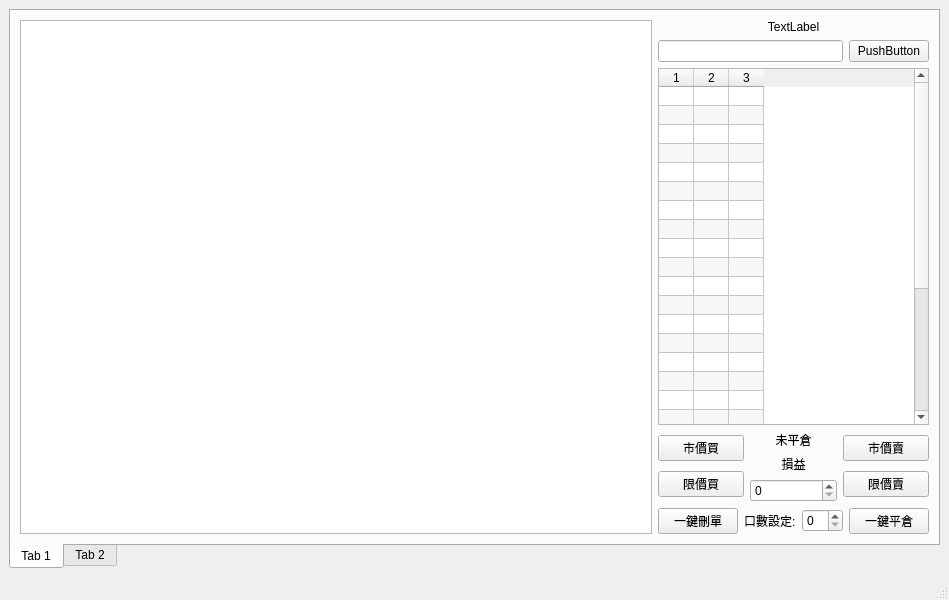
The window that TMW.ui (clamgee/python-code) describes before a commit, drawn with Qt 5.
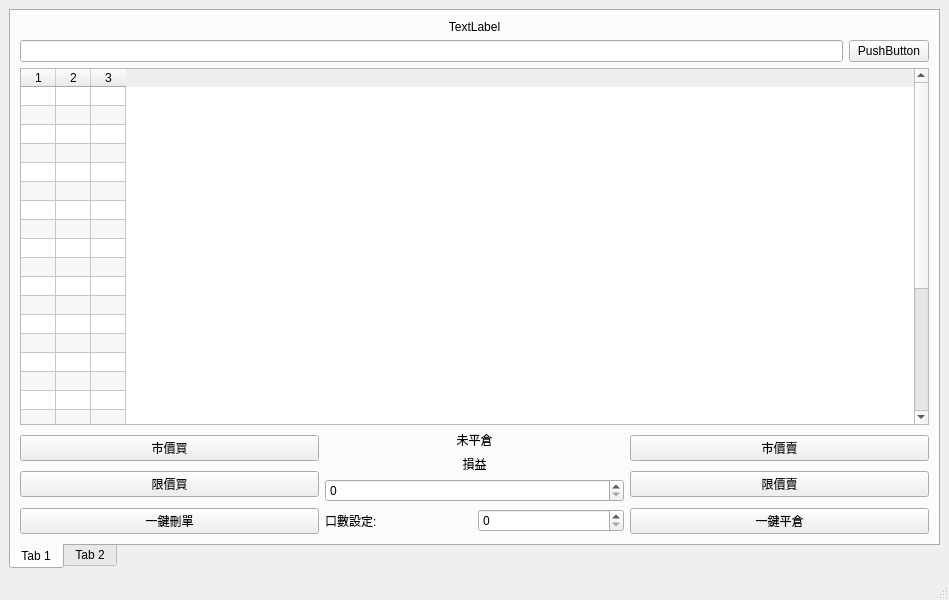
The same window after the commit.

```diff
--- a/TMW.ui
+++ b/TMW.ui
@@ -52,11 +52,7 @@
         <item row="0" column="0">
          <layout class="QHBoxLayout" name="horizontalLayout_6" stretch="5,1">
           <item>
-           <layout class="QGridLayout" name="gridLayout">
-            <item row="0" column="0">
-             <widget class="QGraphicsView" name="graphicsView"/>
-            </item>
-           </layout>
+           <layout class="QGridLayout" name="gridLayout"/>
           </item>
           <item>
            <layout class="QVBoxLayout" name="verticalLayout_5">
```
